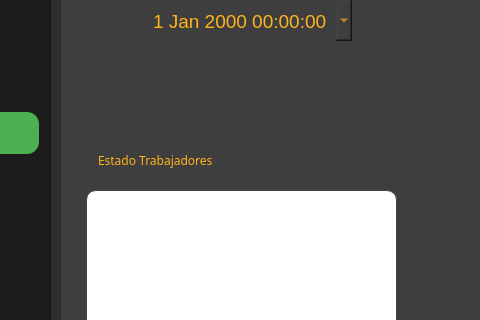
Before: the Qt Designer form debugUI.ui in Grodondo/Python_company_sign_app, drawn with Qt 5; both pictures show x 149 to 629 and y 120 to 440 of the 1066 by 782 pixel window.
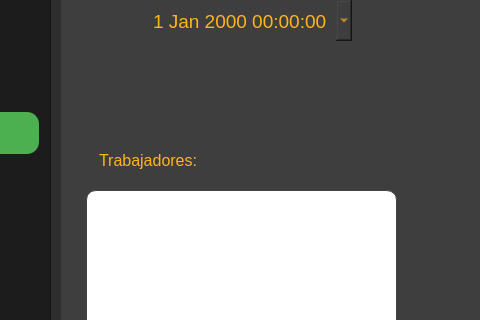
After: the same form once the commit is applied.

What changed in the file:
```diff
--- a/debugUI.ui
+++ b/debugUI.ui
@@ -365,7 +365,11 @@
       </property>
       <property name="font">
        <font>
-        <family>Segoe UI,Tahoma,Geneva,Verdana,sans-serif</family>
+        <family>MS Shell Dlg 2</family>
+        <pointsize>12</pointsize>
+        <weight>9</weight>
+        <italic>false</italic>
+        <bold>false</bold>
        </font>
       </property>
       <property name="styleSheet">
@@ -374,7 +378,7 @@
        </string>
       </property>
       <property name="text">
-       <string>Estado Trabajadores</string>
+       <string>Trabajadores: </string>
       </property>
      </widget>
      <widget class="QLabel" name="label_2">
```
Left out of the diff: 14 changed lines with no effect on the pictures.
